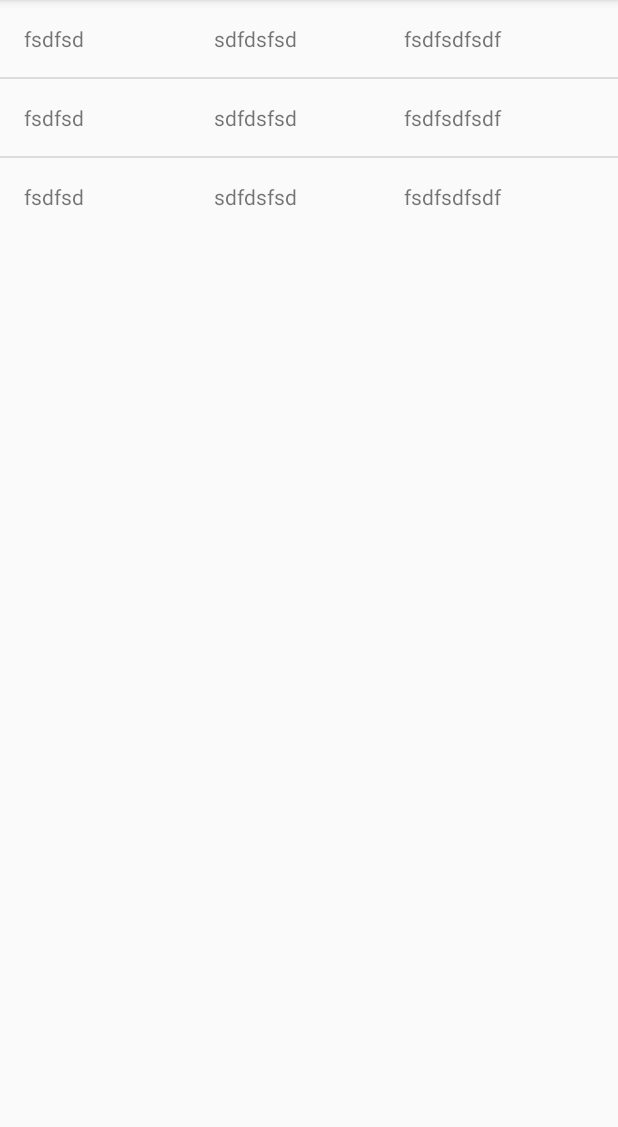
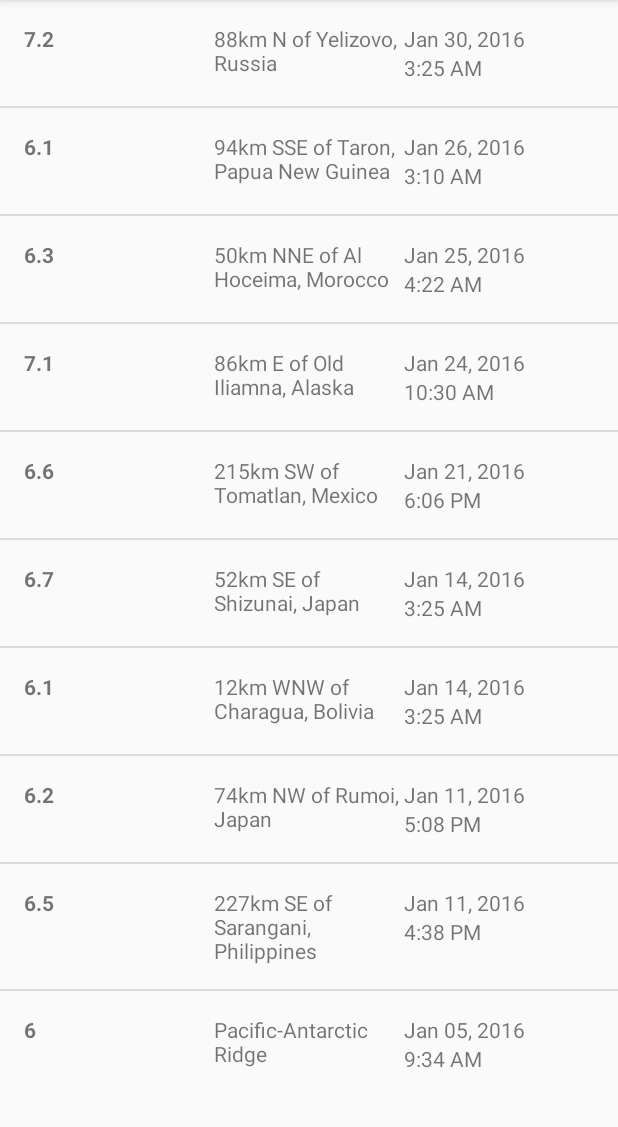
Before and after one commit to KimJoon93/Android-Basics-Nanodegree, an Android app: the MainActivity screen opened directly, with no data from a screen before it, on a phone screen of 412 x 824 dp, the part 84-1211 px from its top. Run offline under Robolectric (Android 15) with nearby library versions, the phone set to English and light mode, and no system bars.

Commit message:
Using Json

```diff
--- a/QuakeReport/app/src/main/java/com/example/android/quakereport/EarthquakeData.java
+++ b/QuakeReport/app/src/main/java/com/example/android/quakereport/EarthquakeData.java
@@ -3,12 +3,12 @@ package com.example.android.quakereport;
 public class EarthquakeData {
     private String mMagnitude;
     private String mLocation;
-    private String mDate;
+    private long mTimeInMilliseconds;
 
-    public EarthquakeData(String mMagnitude, String mLocation, String mDate) {
+    public EarthquakeData(String mMagnitude, String mLocation, long mTimeInMilliseconds) {
         this.mMagnitude = mMagnitude;
         this.mLocation = mLocation;
-        this.mDate = mDate;
+        this.mTimeInMilliseconds = mTimeInMilliseconds;
     }
 
     public String getmMagnitude() {
@@ -19,7 +19,7 @@ public class EarthquakeData {
         return mLocation;
     }
 
-    public String getmDate() {
-        return mDate;
+    public long getmTimeInMilliseconds() {
+        return mTimeInMilliseconds;
     }
 }
--- a/QuakeReport/app/src/main/java/com/example/android/quakereport/ListAdapter.java
+++ b/QuakeReport/app/src/main/java/com/example/android/quakereport/ListAdapter.java
@@ -9,7 +9,9 @@ import android.view.ViewGroup;
 import android.widget.ArrayAdapter;
 import android.widget.TextView;
 
+import java.text.SimpleDateFormat;
 import java.util.ArrayList;
+import java.util.Date;
 
 public class ListAdapter extends ArrayAdapter<EarthquakeData> {
 
@@ -28,10 +30,31 @@ public class ListAdapter extends ArrayAdapter<EarthquakeData> {
         TextView magnitudeText = convertView.findViewById(R.id.magnitude);
         TextView locationText = convertView.findViewById(R.id.location);
         TextView dateText = convertView.findViewById(R.id.date);
+        TextView timeText = convertView.findViewById(R.id.time);
+
+        Date dateObject = new Date(earthquakeData.getmTimeInMilliseconds());
+        String formattedData = formatDate(dateObject);
+        String formattedTime = formatTime(dateObject);
 
         magnitudeText.setText(earthquakeData.getmMagnitude());
         locationText.setText(earthquakeData.getmLocation());
-        dateText.setText(earthquakeData.getmDate());
+        dateText.setText(formattedData);
+        timeText.setText(formattedTime);
+
+
         return convertView;
     }
+    private String formatDate(Date dateObject) {
+        SimpleDateFormat dateFormat = new SimpleDateFormat("LLL dd, yyyy");
+        return dateFormat.format(dateObject);
+    }
+
+    /**
+     * Return the formatted date string (i.e. "4:30 PM") from a Date object.
+     */
+    private String formatTime(Date dateObject) {
+        SimpleDateFormat timeFormat = new SimpleDateFormat("h:mm a");
+        return timeFormat.format(dateObject);
+    }
+
 }
--- a/QuakeReport/app/src/main/java/com/example/android/quakereport/MainActivity.java
+++ b/QuakeReport/app/src/main/java/com/example/android/quakereport/MainActivity.java
@@ -13,10 +13,7 @@ public class MainActivity extends AppCompatActivity {
         super.onCreate(savedInstanceState);
         setContentView(R.layout.activity_main);
 
-        ArrayList<EarthquakeData> earthquakeData = new ArrayList<>();
-        earthquakeData.add(new EarthquakeData("fsdfsd","sdfdsfsd","fsdfsdfsdf"));
-        earthquakeData.add(new EarthquakeData("fsdfsd","sdfdsfsd","fsdfsdfsdf"));
-        earthquakeData.add(new EarthquakeData("fsdfsd","sdfdsfsd","fsdfsdfsdf"));
+        ArrayList<EarthquakeData> earthquakeData = QueryUtils.extraEarthquakes();
 
         ListView earthlist = findViewById(R.id.earthlist);
         ListAdapter earthlistadapter = new ListAdapter(this, earthquakeData);
--- /dev/null
+++ b/QuakeReport/app/src/main/java/com/example/android/quakereport/QueryUtils.java
@@ -0,0 +1,50 @@
+package com.example.android.quakereport;
+
+import android.util.Log;
+import org.json.JSONArray;
+import org.json.JSONException;
+import org.json.JSONObject;
+
+import java.util.ArrayList;
+
+public final class QueryUtils {
+
+    private static final String SAMPLE_JSON_RESPONSE = "{\"type\":\"FeatureCollection\",\"metadata\":{\"generated\":1550669348000,\"url\":\"https://earthquake.usgs.gov/fdsnws/event/1/query?format=geojson&starttime=2016-01-01&endtime=2016-01-31&minmag=6&limit=10\",\"title\":\"USGS Earthquakes\",\"status\":200,\"api\":\"1.7.0\",\"limit\":10,\"offset\":1,\"count\":10},\"features\":[{\"type\":\"Feature\",\"properties\":{\"mag\":7.2,\"place\":\"88km N of Yelizovo, Russia\",\"time\":1454124312220,\"updated\":1539812932814,\"tz\":720,\"url\":\"https://earthquake.usgs.gov/earthquakes/eventpage/us20004vvx\",\"detail\":\"https://earthquake.usgs.gov/fdsnws/event/1/query?eventid=us20004vvx&format=geojson\",\"felt\":3,\"cdi\":3.4,\"mmi\":5.8,\"alert\":\"green\",\"status\":\"reviewed\",\"tsunami\":1,\"sig\":799,\"net\":\"us\",\"code\":\"20004vvx\",\"ids\":\",gcmt20160130032510,at00o1qxho,pt16030050,us20004vvx,gcmt20160130032512,atlas20160130032512,\",\"sources\":\",gcmt,at,pt,us,gcmt,atlas,\",\"types\":\",associate,cap,dyfi,finite-fault,general-text,geoserve,impact-link,impact-text,losspager,moment-tensor,nearby-cities,origin,phase-data,shakemap,tectonic-summary,\",\"nst\":null,\"dmin\":0.958,\"rms\":1.19,\"gap\":17,\"magType\":\"mww\",\"type\":\"earthquake\",\"title\":\"M 7.2 - 88km N of Yelizovo, Russia\"},\"geometry\":{\"type\":\"Point\",\"coordinates\":[158.5463,53.9776,177]},\"id\":\"us20004vvx\"},\n" +
+            "{\"type\":\"Feature\",\"properties\":{\"mag\":6.1,\"place\":\"94km SSE of Taron, Papua New Guinea\",\"time\":1453777820750,\"updated\":1478815803221,\"tz\":600,\"url\":\"https://earthquake.usgs.gov/earthquakes/eventpage/us20004uks\",\"detail\":\"https://earthquake.usgs.gov/fdsnws/event/1/query?eventid=us20004uks&format=geojson\",\"felt\":null,\"cdi\":null,\"mmi\":4.1,\"alert\":\"green\",\"status\":\"reviewed\",\"tsunami\":1,\"sig\":572,\"net\":\"us\",\"code\":\"20004uks\",\"ids\":\",gcmt20160126031023,us20004uks,gcmt20160126031020,\",\"sources\":\",gcmt,us,gcmt,\",\"types\":\",associate,cap,geoserve,losspager,moment-tensor,nearby-cities,origin,phase-data,shakemap,tectonic-summary,\",\"nst\":null,\"dmin\":1.537,\"rms\":0.74,\"gap\":25,\"magType\":\"mww\",\"type\":\"earthquake\",\"title\":\"M 6.1 - 94km SSE of Taron, Papua New Guinea\"},\"geometry\":{\"type\":\"Point\",\"coordinates\":[153.2454,-5.2952,26]},\"id\":\"us20004uks\"},\n" +
+            "{\"type\":\"Feature\",\"properties\":{\"mag\":6.3,\"place\":\"50km NNE of Al Hoceima, Morocco\",\"time\":1453695722730,\"updated\":1507756883299,\"tz\":0,\"url\":\"https://earthquake.usgs.gov/earthquakes/eventpage/us10004gy9\",\"detail\":\"https://earthquake.usgs.gov/fdsnws/event/1/query?eventid=us10004gy9&format=geojson\",\"felt\":117,\"cdi\":7.2,\"mmi\":5.3,\"alert\":\"green\",\"status\":\"reviewed\",\"tsunami\":0,\"sig\":695,\"net\":\"us\",\"code\":\"10004gy9\",\"ids\":\",gcmt20160125042203,us10004gy9,gcmt20160125042202,atlas20160125042202,\",\"sources\":\",gcmt,us,gcmt,atlas,\",\"types\":\",associate,cap,dyfi,geoserve,impact-text,losspager,moment-tensor,nearby-cities,origin,phase-data,shakemap,tectonic-summary,\",\"nst\":null,\"dmin\":2.201,\"rms\":0.92,\"gap\":20,\"magType\":\"mww\",\"type\":\"earthquake\",\"title\":\"M 6.3 - 50km NNE of Al Hoceima, Morocco\"},\"geometry\":{\"type\":\"Point\",\"coordinates\":[-3.6818,35.6493,12]},\"id\":\"us10004gy9\"},\n" +
+            "{\"type\":\"Feature\",\"properties\":{\"mag\":7.1,\"place\":\"86km E of Old Iliamna, Alaska\",\"time\":1453631430230,\"updated\":1539812920300,\"tz\":-540,\"url\":\"https://earthquake.usgs.gov/earthquakes/eventpage/us10004gqp\",\"detail\":\"https://earthquake.usgs.gov/fdsnws/event/1/query?eventid=us10004gqp&format=geojson\",\"felt\":1816,\"cdi\":7.2,\"mmi\":6.5,\"alert\":\"green\",\"status\":\"reviewed\",\"tsunami\":1,\"sig\":1496,\"net\":\"us\",\"code\":\"10004gqp\",\"ids\":\",at00o1gd6r,us10004gqp,ak12496371,gcmt20160124103030,atlas20160124103029,atlas20160124103030,\",\"sources\":\",at,us,ak,gcmt,atlas,atlas,\",\"types\":\",cap,dyfi,finite-fault,general-text,geoserve,impact-link,impact-text,losspager,moment-tensor,nearby-cities,origin,phase-data,shakemap,tectonic-summary,trump-origin,\",\"nst\":null,\"dmin\":0.72,\"rms\":2.11,\"gap\":19,\"magType\":\"mww\",\"type\":\"earthquake\",\"title\":\"M 7.1 - 86km E of Old Iliamna, Alaska\"},\"geometry\":{\"type\":\"Point\",\"coordinates\":[-153.4051,59.6363,129]},\"id\":\"us10004gqp\"},\n" +
+            "{\"type\":\"Feature\",\"properties\":{\"mag\":6.6,\"place\":\"215km SW of Tomatlan, Mexico\",\"time\":1453399617650,\"updated\":1478815764127,\"tz\":-420,\"url\":\"https://earthquake.usgs.gov/earthquakes/eventpage/us10004g4l\",\"detail\":\"https://earthquake.usgs.gov/fdsnws/event/1/query?eventid=us10004g4l&format=geojson\",\"felt\":11,\"cdi\":2.7,\"mmi\":3.92,\"alert\":\"green\",\"status\":\"reviewed\",\"tsunami\":1,\"sig\":673,\"net\":\"us\",\"code\":\"10004g4l\",\"ids\":\",gcmt20160121180659,at00o1bebo,pt16021050,us10004g4l,gcmt20160121180657,\",\"sources\":\",gcmt,at,pt,us,gcmt,\",\"types\":\",associate,cap,dyfi,geoserve,impact-link,impact-text,losspager,moment-tensor,nearby-cities,origin,phase-data,shakemap,tectonic-summary,\",\"nst\":null,\"dmin\":2.413,\"rms\":0.98,\"gap\":74,\"magType\":\"mww\",\"type\":\"earthquake\",\"title\":\"M 6.6 - 215km SW of Tomatlan, Mexico\"},\"geometry\":{\"type\":\"Point\",\"coordinates\":[-106.9337,18.8239,10]},\"id\":\"us10004g4l\"},\n" +
+            "{\"type\":\"Feature\",\"properties\":{\"mag\":6.7,\"place\":\"52km SE of Shizunai, Japan\",\"time\":1452741933640,\"updated\":1507756815178,\"tz\":540,\"url\":\"https://earthquake.usgs.gov/earthquakes/eventpage/us10004ebx\",\"detail\":\"https://earthquake.usgs.gov/fdsnws/event/1/query?eventid=us10004ebx&format=geojson\",\"felt\":51,\"cdi\":5.8,\"mmi\":5.8,\"alert\":\"green\",\"status\":\"reviewed\",\"tsunami\":1,\"sig\":720,\"net\":\"us\",\"code\":\"10004ebx\",\"ids\":\",us10004ebx,gcmt20160114032534,pt16014050,at00o0xauk,gcmt20160114032533,atlas20160114032533,\",\"sources\":\",us,gcmt,pt,at,gcmt,atlas,\",\"types\":\",associate,cap,dyfi,geoserve,impact-link,impact-text,losspager,moment-tensor,nearby-cities,origin,phase-data,shakemap,\",\"nst\":null,\"dmin\":0.281,\"rms\":0.98,\"gap\":22,\"magType\":\"mww\",\"type\":\"earthquake\",\"title\":\"M 6.7 - 52km SE of Shizunai, Japan\"},\"geometry\":{\"type\":\"Point\",\"coordinates\":[142.781,41.9723,46]},\"id\":\"us10004ebx\"},\n" +
+            "{\"type\":\"Feature\",\"properties\":{\"mag\":6.1,\"place\":\"12km WNW of Charagua, Bolivia\",\"time\":1452741928270,\"updated\":1478815697357,\"tz\":-240,\"url\":\"https://earthquake.usgs.gov/earthquakes/eventpage/us10004ebw\",\"detail\":\"https://earthquake.usgs.gov/fdsnws/event/1/query?eventid=us10004ebw&format=geojson\",\"felt\":3,\"cdi\":2.2,\"mmi\":2.21,\"alert\":\"green\",\"status\":\"reviewed\",\"tsunami\":0,\"sig\":573,\"net\":\"us\",\"code\":\"10004ebw\",\"ids\":\",us10004ebw,gcmt20160114032528,\",\"sources\":\",us,gcmt,\",\"types\":\",cap,dyfi,geoserve,impact-text,losspager,moment-tensor,nearby-cities,origin,phase-data,shakemap,tectonic-summary,\",\"nst\":null,\"dmin\":5.492,\"rms\":1.04,\"gap\":16,\"magType\":\"mww\",\"type\":\"earthquake\",\"title\":\"M 6.1 - 12km WNW of Charagua, Bolivia\"},\"geometry\":{\"type\":\"Point\",\"coordinates\":[-63.3288,-19.7597,582.56]},\"id\":\"us10004ebw\"},\n" +
+            "{\"type\":\"Feature\",\"properties\":{\"mag\":6.2,\"place\":\"74km NW of Rumoi, Japan\",\"time\":1452532083920,\"updated\":1478815677682,\"tz\":540,\"url\":\"https://earthquake.usgs.gov/earthquakes/eventpage/us10004djn\",\"detail\":\"https://earthquake.usgs.gov/fdsnws/event/1/query?eventid=us10004djn&format=geojson\",\"felt\":8,\"cdi\":3.4,\"mmi\":3.74,\"alert\":\"green\",\"status\":\"reviewed\",\"tsunami\":0,\"sig\":594,\"net\":\"us\",\"code\":\"10004djn\",\"ids\":\",us10004djn,gcmt20160111170803,\",\"sources\":\",us,gcmt,\",\"types\":\",cap,dyfi,geoserve,impact-text,losspager,moment-tensor,nearby-cities,origin,phase-data,shakemap,tectonic-summary,\",\"nst\":null,\"dmin\":1.139,\"rms\":0.96,\"gap\":33,\"magType\":\"mww\",\"type\":\"earthquake\",\"title\":\"M 6.2 - 74km NW of Rumoi, Japan\"},\"geometry\":{\"type\":\"Point\",\"coordinates\":[141.0867,44.4761,238.81]},\"id\":\"us10004djn\"},\n" +
+            "{\"type\":\"Feature\",\"properties\":{\"mag\":6.5,\"place\":\"227km SE of Sarangani, Philippines\",\"time\":1452530285900,\"updated\":1507756804527,\"tz\":480,\"url\":\"https://earthquake.usgs.gov/earthquakes/eventpage/us10004dj5\",\"detail\":\"https://earthquake.usgs.gov/fdsnws/event/1/query?eventid=us10004dj5&format=geojson\",\"felt\":1,\"cdi\":2.7,\"mmi\":7.5,\"alert\":\"green\",\"status\":\"reviewed\",\"tsunami\":1,\"sig\":650,\"net\":\"us\",\"code\":\"10004dj5\",\"ids\":\",gcmt20160111163807,at00o0srjp,pt16011050,us10004dj5,gcmt20160111163805,atlas20160111163805,\",\"sources\":\",gcmt,at,pt,us,gcmt,atlas,\",\"types\":\",associate,cap,dyfi,geoserve,impact-link,impact-text,losspager,moment-tensor,nearby-cities,origin,phase-data,shakemap,tectonic-summary,\",\"nst\":null,\"dmin\":3.144,\"rms\":0.72,\"gap\":22,\"magType\":\"mww\",\"type\":\"earthquake\",\"title\":\"M 6.5 - 227km SE of Sarangani, Philippines\"},\"geometry\":{\"type\":\"Point\",\"coordinates\":[126.8621,3.8965,13]},\"id\":\"us10004dj5\"},\n" +
+            "{\"type\":\"Feature\",\"properties\":{\"mag\":6,\"place\":\"Pacific-Antarctic Ridge\",\"time\":1451986454620,\"updated\":1478815631921,\"tz\":-540,\"url\":\"https://earthquake.usgs.gov/earthquakes/eventpage/us10004bgk\",\"detail\":\"https://earthquake.usgs.gov/fdsnws/event/1/query?eventid=us10004bgk&format=geojson\",\"felt\":0,\"cdi\":1,\"mmi\":0,\"alert\":\"green\",\"status\":\"reviewed\",\"tsunami\":0,\"sig\":554,\"net\":\"us\",\"code\":\"10004bgk\",\"ids\":\",gcmt20160105093415,us10004bgk,gcmt20160105093414,\",\"sources\":\",gcmt,us,gcmt,\",\"types\":\",associate,cap,dyfi,geoserve,losspager,moment-tensor,nearby-cities,origin,phase-data,shakemap,\",\"nst\":null,\"dmin\":30.75,\"rms\":0.67,\"gap\":71,\"magType\":\"mww\",\"type\":\"earthquake\",\"title\":\"M 6.0 - Pacific-Antarctic Ridge\"},\"geometry\":{\"type\":\"Point\",\"coordinates\":[-136.2603,-54.2906,10]},\"id\":\"us10004bgk\"}],\"bbox\":[-153.4051,-54.2906,10,158.5463,59.6363,582.56]}";
+
+    public QueryUtils() {
+    }
+    public static ArrayList<EarthquakeData> extraEarthquakes(){
+        ArrayList<EarthquakeData> earthquakeData = new ArrayList<>();
+
+        try {
+
+            JSONObject baseJsonResponse = new JSONObject(SAMPLE_JSON_RESPONSE);
+            JSONArray earthquakeArray = baseJsonResponse.getJSONArray("features");
+            for(int i= 0; i<earthquakeArray.length(); i++){
+                JSONObject currentEarthquake = earthquakeArray.getJSONObject(i);
+                JSONObject properties = currentEarthquake.getJSONObject("properties");
+                String magnitude = properties.getString("mag");
+                String location = properties.getString("place");
+//                String time = properties.getString("time");
+                long time = properties.getLong("time");
+
+                EarthquakeData realearthquakeData = new EarthquakeData(magnitude,location,time);
+                earthquakeData.add(realearthquakeData);
+            }
+
+        }catch (JSONException e){
+            Log.d("TEST","JSONERROR!!!!!");
+        }
+
+        return earthquakeData;
+    }
+}
--- a/QuakeReport/app/src/main/res/layout/list_item.xml
+++ b/QuakeReport/app/src/main/res/layout/list_item.xml
@@ -8,6 +8,8 @@
 
 
     <TextView
+
+        android:textStyle="bold"
         android:text="8.9"
         android:id="@+id/magnitude"
         android:layout_weight="1"
@@ -19,10 +21,26 @@
         android:layout_weight="1"
         android:layout_width="0dp"
         android:layout_height="wrap_content" />
-    <TextView
-        android:text="Mar 6, 2010 "
-        android:id="@+id/date"
+
+    <LinearLayout
+        android:orientation="vertical"
         android:layout_weight="1"
         android:layout_width="0dp"
-        android:layout_height="wrap_content" />
+        android:layout_height="wrap_content">
+
+        <TextView
+            android:text="Mar 6, 2010 "
+            android:id="@+id/date"
+            android:layout_weight="1"
+            android:layout_width="wrap_content"
+            android:layout_height="0dp" />
+
+        <TextView
+            android:text="3:00 PM"
+            android:id="@+id/time"
+            android:layout_weight="1"
+            android:layout_width="wrap_content"
+            android:layout_height="0dp" />
+    </LinearLayout>
+
 </LinearLayout>
```
